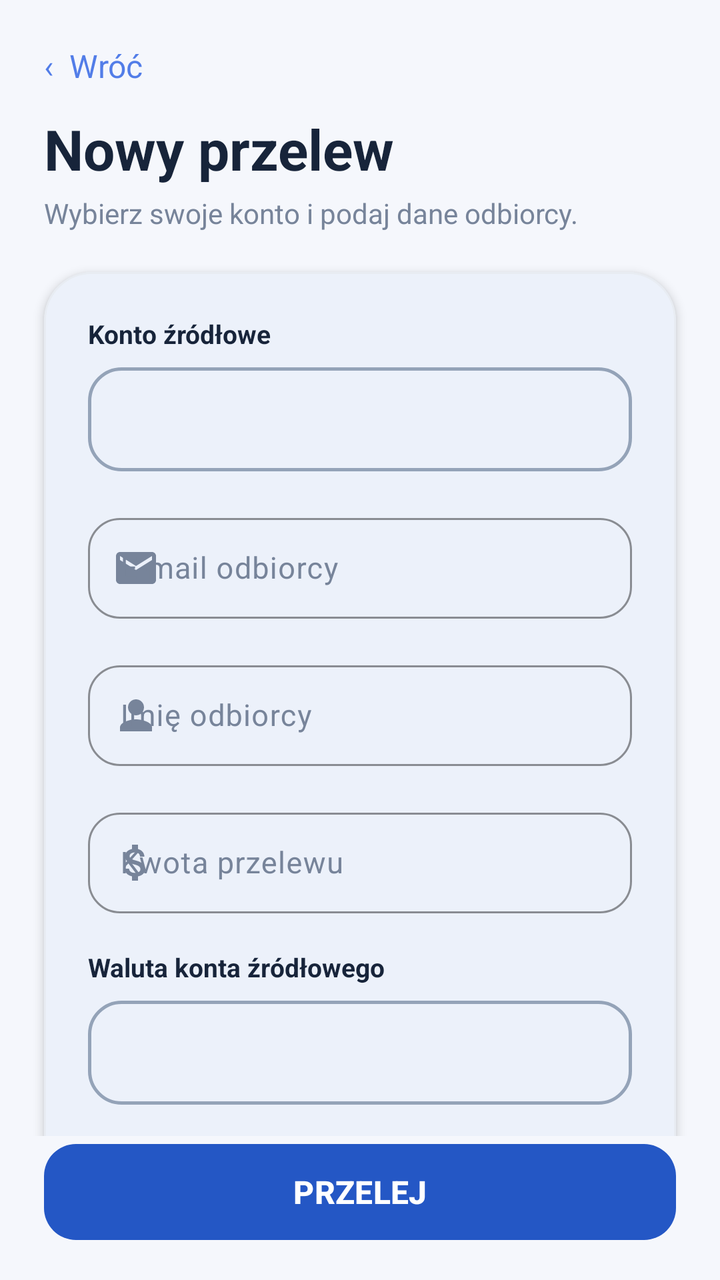
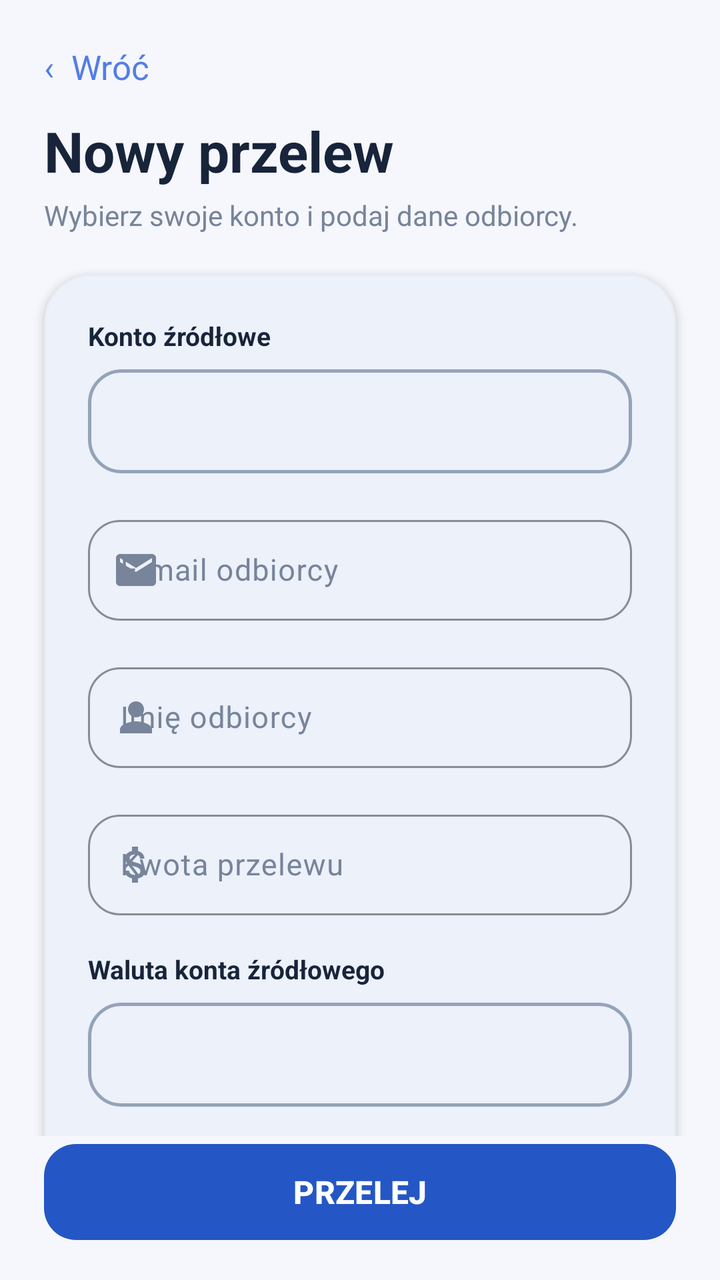

The first picture is an Android layout as it rendered before a commit; the second is the same layout after the commit. The layout source and the unified diff follow.
<!-- AndroidManifest.xml: application theme Theme.Bank3 -->
<!-- res/layout/activity_transfer.xml -->
<?xml version="1.0" encoding="utf-8"?>
<androidx.constraintlayout.widget.ConstraintLayout
    xmlns:android="http://schemas.android.com/apk/res/android"
    xmlns:app="http://schemas.android.com/apk/res-auto"
    xmlns:tools="http://schemas.android.com/tools"
    android:id="@+id/transferRoot"
    android:layout_width="match_parent"
    android:layout_height="match_parent"
    android:background="@color/theme_background"
    tools:context=".ui.home.TransferActivity">

    
    <LinearLayout
        android:id="@+id/transferHeaderContainer"
        android:layout_width="0dp"
        android:layout_height="wrap_content"
        android:orientation="vertical"
        android:paddingStart="22dp"
        android:paddingTop="18dp"
        android:paddingEnd="22dp"
        android:paddingBottom="10dp"
        app:layout_constraintTop_toTopOf="parent"
        app:layout_constraintStart_toStartOf="parent"
        app:layout_constraintEnd_toEndOf="parent">

        <TextView
            android:id="@+id/transferBack"
            android:layout_width="wrap_content"
            android:layout_height="wrap_content"
            android:paddingTop="4dp"
            android:paddingBottom="12dp"
            android:text="‹  Wróć"
            android:textColor="@color/theme_accent"
            android:textSize="16sp"
            android:clickable="true"
            android:focusable="true"
            android:background="?attr/selectableItemBackground" />

        <TextView
            android:id="@+id/transferHeading"
            android:layout_width="match_parent"
            android:layout_height="wrap_content"
            android:text="Nowy przelew"
            android:textColor="@color/theme_text"
            android:textSize="28sp"
            android:textStyle="bold" />

        <TextView
            android:id="@+id/transferSubtitle"
            android:layout_width="match_parent"
            android:layout_height="wrap_content"
            android:layout_marginTop="4dp"
            android:text="Wybierz swoje konto i podaj dane odbiorcy."
            android:textColor="@color/theme_text_secondary"
            android:textSize="14sp" />

    </LinearLayout>

    
    <ScrollView
        android:id="@+id/transferScrollView"
        android:layout_width="0dp"
        android:layout_height="0dp"
        android:fillViewport="true"
        android:clipToPadding="false"
        android:paddingStart="22dp"
        android:paddingEnd="22dp"
        android:paddingBottom="12dp"
        android:scrollbars="none"
        app:layout_constraintTop_toBottomOf="@id/transferHeaderContainer"
        app:layout_constraintBottom_toTopOf="@id/submitTransferButton"
        app:layout_constraintStart_toStartOf="parent"
        app:layout_constraintEnd_toEndOf="parent">

        <com.google.android.material.card.MaterialCardView
            android:id="@+id/transferFormCard"
            android:layout_width="match_parent"
            android:layout_height="wrap_content"
            android:layout_marginTop="10dp"
            android:layout_marginBottom="10dp"
            app:cardBackgroundColor="@color/theme_surface"
            app:cardCornerRadius="24dp"
            app:cardElevation="3dp"
            app:strokeColor="@color/theme_divider"
            app:strokeWidth="1dp">

            <LinearLayout
                android:layout_width="match_parent"
                android:layout_height="wrap_content"
                android:orientation="vertical"
                android:padding="22dp">

                
                <TextView
                    android:id="@+id/sourceAccountLabel"
                    android:layout_width="match_parent"
                    android:layout_height="wrap_content"
                    android:text="Konto źródłowe"
                    android:textColor="@color/theme_text"
                    android:textSize="13sp"
                    android:textStyle="bold" />

                <Spinner
                    android:id="@+id/sourceAccountSpinner"
                    android:layout_width="match_parent"
                    android:layout_height="52dp"
                    android:layout_marginTop="8dp"
                    android:paddingStart="12dp"
                    android:paddingTop="4dp"
                    android:paddingEnd="12dp"
                    android:paddingBottom="4dp"
                    android:background="@drawable/bg_input_rounded"
                    android:enabled="false" />

                
                <com.google.android.material.textfield.TextInputLayout
                    android:id="@+id/layoutDestinationAccount"
                    android:layout_width="match_parent"
                    android:layout_height="wrap_content"
                    android:layout_marginTop="18dp"
                    android:hint="E-mail odbiorcy"
                    android:textColorHint="@color/theme_text_secondary"
                    app:boxBackgroundMode="outline"
                    app:boxCornerRadiusTopStart="16dp"
                    app:boxCornerRadiusTopEnd="16dp"
                    app:boxCornerRadiusBottomStart="16dp"
                    app:boxCornerRadiusBottomEnd="16dp"
                    app:boxStrokeColor="@color/theme_border"
                    app:hintTextColor="@color/theme_text"
                    app:errorTextColor="@color/theme_transaction_negative"
                    app:boxStrokeErrorColor="@color/theme_transaction_negative"
                    app:startIconDrawable="@drawable/ic_email"
                    app:startIconTint="@color/theme_text_secondary"
                    app:errorIconTint="@color/theme_transaction_negative">

                    <com.google.android.material.textfield.TextInputEditText
                        android:id="@+id/destinationAccountInput"
                        android:layout_width="match_parent"
                        android:layout_height="wrap_content"
                        android:inputType="textEmailAddress"
                        android:singleLine="true"
                        android:imeOptions="actionNext"
                        android:textColor="@color/theme_text"
                        android:textColorHint="@color/theme_text_secondary"
                        android:textSize="15sp"
                        android:paddingTop="15dp"
                        android:paddingBottom="15dp" />

                </com.google.android.material.textfield.TextInputLayout>

                
                <com.google.android.material.textfield.TextInputLayout
                    android:id="@+id/layoutRecipientName"
                    android:layout_width="match_parent"
                    android:layout_height="wrap_content"
                    android:layout_marginTop="18dp"
                    android:hint="Imię odbiorcy"
                    android:textColorHint="@color/theme_text_secondary"
                    app:boxBackgroundMode="outline"
                    app:boxCornerRadiusTopStart="16dp"
                    app:boxCornerRadiusTopEnd="16dp"
                    app:boxCornerRadiusBottomStart="16dp"
                    app:boxCornerRadiusBottomEnd="16dp"
                    app:boxStrokeColor="@color/theme_border"
                    app:hintTextColor="@color/theme_text"
                    app:errorTextColor="@color/theme_transaction_negative"
                    app:boxStrokeErrorColor="@color/theme_transaction_negative"
                    app:startIconDrawable="@drawable/ic_person"
                    app:startIconTint="@color/theme_text_secondary"
                    app:errorIconTint="@color/theme_transaction_negative">

                    <com.google.android.material.textfield.TextInputEditText
                        android:id="@+id/recipientNameInput"
                        android:layout_width="match_parent"
                        android:layout_height="wrap_content"
                        android:inputType="textCapWords"
                        android:singleLine="true"
                        android:imeOptions="actionNext"
                        android:textColor="@color/theme_text"
                        android:textColorHint="@color/theme_text_secondary"
                        android:textSize="15sp"
                        android:paddingTop="15dp"
                        android:paddingBottom="15dp" />

                </com.google.android.material.textfield.TextInputLayout>

                
                <com.google.android.material.textfield.TextInputLayout
                    android:id="@+id/layoutAmount"
                    android:layout_width="match_parent"
                    android:layout_height="wrap_content"
                    android:layout_marginTop="18dp"
                    android:hint="Kwota przelewu"
                    android:textColorHint="@color/theme_text_secondary"
                    app:boxBackgroundMode="outline"
                    app:boxCornerRadiusTopStart="16dp"
                    app:boxCornerRadiusTopEnd="16dp"
                    app:boxCornerRadiusBottomStart="16dp"
                    app:boxCornerRadiusBottomEnd="16dp"
                    app:boxStrokeColor="@color/theme_border"
                    app:hintTextColor="@color/theme_text"
                    app:errorTextColor="@color/theme_transaction_negative"
                    app:boxStrokeErrorColor="@color/theme_transaction_negative"
                    app:startIconDrawable="@drawable/ic_kwota"
                    app:startIconTint="@color/theme_text_secondary"
                    app:errorIconTint="@color/theme_transaction_negative">

                    <com.google.android.material.textfield.TextInputEditText
                        android:id="@+id/amountInput"
                        android:layout_width="match_parent"
                        android:layout_height="wrap_content"
                        android:inputType="numberDecimal"
                        android:singleLine="true"
                        android:imeOptions="actionNext"
                        android:textColor="@color/theme_text"
                        android:textColorHint="@color/theme_text_secondary"
                        android:textSize="15sp"
                        android:paddingTop="15dp"
                        android:paddingBottom="15dp" />

                </com.google.android.material.textfield.TextInputLayout>

                
                <TextView
                    android:id="@+id/currencyLabel"
                    android:layout_width="match_parent"
                    android:layout_height="wrap_content"
                    android:layout_marginTop="18dp"
                    android:text="Waluta konta źródłowego"
                    android:textColor="@color/theme_text"
                    android:textSize="13sp"
                    android:textStyle="bold" />

                <Spinner
                    android:id="@+id/currencySpinner"
                    android:layout_width="match_parent"
                    android:layout_height="52dp"
                    android:layout_marginTop="8dp"
                    android:paddingStart="12dp"
                    android:paddingTop="4dp"
                    android:paddingEnd="12dp"
                    android:paddingBottom="4dp"
                    android:background="@drawable/bg_input_rounded"
                    android:enabled="false" />

                
                <com.google.android.material.textfield.TextInputLayout
                    android:id="@+id/layoutTitle"
                    android:layout_width="match_parent"
                    android:layout_height="wrap_content"
                    android:layout_marginTop="18dp"
                    android:hint="Tytuł przelewu"
                    android:textColorHint="@color/theme_text_secondary"
                    app:boxBackgroundMode="outline"
                    app:boxCornerRadiusTopStart="16dp"
                    app:boxCornerRadiusTopEnd="16dp"
                    app:boxCornerRadiusBottomStart="16dp"
                    app:boxCornerRadiusBottomEnd="16dp"
                    app:boxStrokeColor="@color/theme_border"
                    app:hintTextColor="@color/theme_text"
                    app:errorTextColor="@color/theme_transaction_negative"
                    app:boxStrokeErrorColor="@color/theme_transaction_negative"
                    app:startIconDrawable="@drawable/ic_tytul_przelewu"
                    app:startIconTint="@color/theme_text_secondary"
                    app:errorIconTint="@color/theme_transaction_negative">

                    <com.google.android.material.textfield.TextInputEditText
                        android:id="@+id/titleInput"
                        android:layout_width="match_parent"
                        android:layout_height="wrap_content"
                        android:inputType="textCapSentences"
                        android:singleLine="true"
                        android:imeOptions="actionDone"
                        android:textColor="@color/theme_text"
                        android:textColorHint="@color/theme_text_secondary"
                        android:textSize="15sp"
                        android:paddingTop="15dp"
                        android:paddingBottom="15dp" />

                </com.google.android.material.textfield.TextInputLayout>

            </LinearLayout>

        </com.google.android.material.card.MaterialCardView>

    </ScrollView>

    
    <com.google.android.material.button.MaterialButton
        android:id="@+id/submitTransferButton"
        android:layout_width="0dp"
        android:layout_height="56dp"
        android:layout_marginStart="22dp"
        android:layout_marginEnd="22dp"
        android:layout_marginTop="10dp"
        android:layout_marginBottom="16dp"
        android:text="PRZELEJ"
        android:textAllCaps="false"
        android:textColor="@color/theme_on_primary"
        android:textSize="16sp"
        android:textStyle="bold"
        app:backgroundTint="@color/theme_primary"
        app:cornerRadius="16dp"
        app:elevation="2dp"
        app:layout_constraintBottom_toBottomOf="parent"
        app:layout_constraintStart_toStartOf="parent"
        app:layout_constraintEnd_toEndOf="parent" />

</androidx.constraintlayout.widget.ConstraintLayout>
<!-- resources referenced by this layout -->
<resources>
  <color name="theme_accent">#527DE8</color>
  <color name="theme_background">#F5F7FC</color>
  <color name="theme_border">#94A3B8</color>
  <color name="theme_divider">#E8ECF2</color>
  <color name="theme_on_primary">#FFFFFF</color>
  <color name="theme_primary">#2457C5</color>
  <color name="theme_surface">#FFFFFF</color>
  <color name="theme_text">#17243A</color>
  <color name="theme_text_secondary">#77849A</color>
  <color name="theme_transaction_negative">#C23A48</color>
  <!-- drawable bg_input_rounded (drawable) -->
  <?xml version="1.0" encoding="utf-8"?>
  <shape xmlns:android="http://schemas.android.com/apk/res/android">
  
      <corners android:radius="16dp" />
  
      <solid android:color="@android:color/transparent" />
  
      <stroke
          android:width="1.5dp"
          android:color="@color/theme_border" />
  
  </shape>
  <!-- drawable ic_email (drawable) -->
  <vector xmlns:android="http://schemas.android.com/apk/res/android" android:height="24dp" android:tint="#000000" android:viewportHeight="24" android:viewportWidth="24" android:width="24dp">
        
      <path android:fillColor="@android:color/white" android:pathData="M20,4L4,4c-1.1,0 -1.99,0.9 -1.99,2L2,18c0,1.1 0.9,2 2,2h16c1.1,0 2,-0.9 2,-2L22,6c0,-1.1 -0.9,-2 -2,-2zM20,8l-8,5 -8,-5L4,6l8,5 8,-5v2z"/>
      
  </vector>
  <!-- drawable ic_kwota (drawable) -->
  <vector xmlns:android="http://schemas.android.com/apk/res/android" android:height="24dp" android:tint="#000000" android:viewportHeight="24" android:viewportWidth="24" android:width="24dp">
        
      <path android:fillColor="@android:color/white" android:pathData="M11.8,10.9c-2.27,-0.59 -3,-1.2 -3,-2.15 0,-1.09 1.01,-1.85 2.7,-1.85 1.78,0 2.44,0.85 2.5,2.1h2.21c-0.07,-1.72 -1.12,-3.3 -3.21,-3.81V3h-3v2.16c-1.94,0.42 -3.5,1.68 -3.5,3.61 0,2.31 1.91,3.46 4.7,4.13 2.5,0.6 3,1.48 3,2.41 0,0.69 -0.49,1.79 -2.7,1.79 -2.06,0 -2.87,-0.92 -2.98,-2.1h-2.2c0.12,2.19 1.76,3.42 3.68,3.83V21h3v-2.15c1.95,-0.37 3.5,-1.5 3.5,-3.55 0,-2.84 -2.43,-3.81 -4.7,-4.4z"/>
      
  </vector>
  <!-- drawable ic_person (drawable) -->
  <vector xmlns:android="http://schemas.android.com/apk/res/android" android:height="24dp" android:tint="#000000" android:viewportHeight="24" android:viewportWidth="24" android:width="24dp">
        
      <path android:fillColor="@android:color/white" android:pathData="M12,12c2.21,0 4,-1.79 4,-4s-1.79,-4 -4,-4 -4,1.79 -4,4 1.79,4 4,4zM12,14c-2.67,0 -8,1.34 -8,4v2h16v-2c0,-2.66 -5.33,-4 -8,-4z"/>
      
  </vector>
  <!-- drawable ic_tytul_przelewu (drawable) -->
  <vector xmlns:android="http://schemas.android.com/apk/res/android" android:height="24dp" android:tint="#000000" android:viewportHeight="24" android:viewportWidth="24" android:width="24dp">
        
      <path android:fillColor="@android:color/white" android:pathData="M20,2L4,2c-1.1,0 -1.99,0.9 -1.99,2L2,22l4,-4h14c1.1,0 2,-0.9 2,-2L22,4c0,-1.1 -0.9,-2 -2,-2zM9,11L7,11L7,9h2v2zM13,11h-2L11,9h2v2zM17,11h-2L15,9h2v2z"/>
      
  </vector>
  <style name="Theme.Bank3" parent="Base.Theme.Bank3" />
  <style name="Base.Theme.Bank3" parent="Theme.Material3.Light.NoActionBar">
  
          <item name="colorPrimary">@color/theme_primary</item>
          <item name="colorOnPrimary">@color/theme_on_primary</item>
  
          <item name="colorSecondary">@color/theme_accent</item>
          <item name="colorOnSecondary">@color/theme_on_primary</item>
  
          <item name="android:colorBackground">@color/theme_background</item>
          <item name="colorSurface">@color/theme_surface</item>
          <item name="colorOnSurface">@color/theme_text</item>
  
          <item name="android:statusBarColor">@color/theme_background</item>
          <item name="android:navigationBarColor">@color/theme_background</item>
  
          <item name="android:windowLightStatusBar">true</item>
          <item name="android:windowLightNavigationBar">true</item>
      </style>
</resources>

<!-- the commit's change to res/layout/activity_transfer.xml (unified diff, before → after) -->
@@ -31,7 +31,7 @@
             android:paddingBottom="12dp"
             android:text="‹  Wróć"
             android:textColor="@color/theme_accent"
-            android:textSize="16sp"
+            android:textSize="17sp"
             android:clickable="true"
             android:focusable="true"
             android:background="?attr/selectableItemBackground" />
